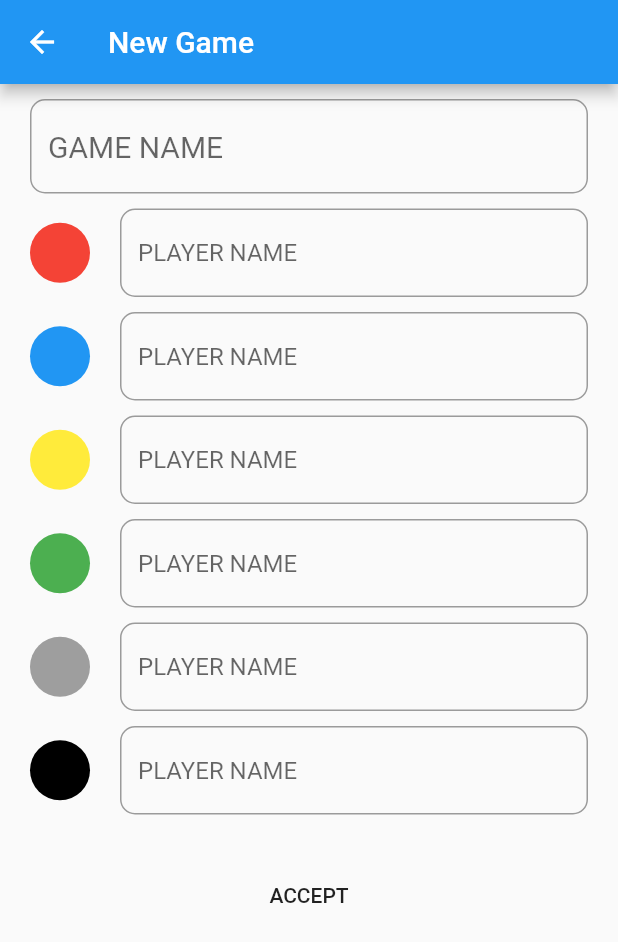
After one commit to rijkdw/carcassonne-score-app, a Flutter app: the screen it shows after launch, after a tap on the "more vert" icon, after a tap on the "add" icon, on a phone screen of 412 x 824 dp. The commit adds this screen. Shown: the top 942 px of the screen. Run offline on Flutter 3.47's test engine with Material 2 defaults, Android fonts, the phone set to English and light mode, and no system bars.

Commit message:
Lots of work done; mostly interface for creating new Game

```diff
--- /dev/null
+++ b/lib/forms/new_game_form.dart
@@ -0,0 +1,121 @@
+import 'package:carcassonne_score_app/managers/games_manager.dart';
+import 'package:carcassonne_score_app/objects/game.dart';
+import 'package:flutter/material.dart';
+import 'package:flutter/widgets.dart';
+import 'package:provider/provider.dart';
+
+import '../utils/colour_utils.dart' as colour_utils;
+import '../utils/bool_utils.dart' as bool_utils;
+import '../utils/list_utils.dart' as list_utils;
+
+class NewGameForm extends StatefulWidget {
+  @override
+  _NewGameFormState createState() => _NewGameFormState();
+}
+
+class _NewGameFormState extends State<NewGameForm> {
+  var formKey = GlobalKey();
+  var gameNameTextEditingController = TextEditingController();
+  var playerNameTextEditingControllers = List.generate(6, (index) => TextEditingController());
+
+  var colours = ['Red', 'Blue', 'Yellow', 'Green', 'Gray', 'Black'];
+
+  bool hasEnoughPlayers() {
+    return list_utils.count(playerNameTextEditingControllers.map((c) => c.text.isNotEmpty).toList(), true) >= 2;
+  }
+
+  bool hasGameName() => gameNameTextEditingController.text.isNotEmpty;
+
+  void acceptInputs() {
+    var playerNames = <String>[];
+    var playerColours = <String>[];
+    for (var i = 0; i < 6; i++) {
+      if (playerNameTextEditingControllers[i].text.isNotEmpty) {
+        playerNames.add(playerNameTextEditingControllers[i].text);
+        playerColours.add(colours[i]);
+      }
+    }
+    var newGame = Game(
+      name: gameNameTextEditingController.text,
+      playerNames: playerNames,
+      playerColours: playerColours,
+    );
+    Provider.of<GamesManager>(context, listen: false).addNewGame(newGame);
+    Navigator.of(context).pop();
+  }
+
+  void reportErroneousInputs() {
+    String message;
+    if (!hasGameName()) {
+      message = 'Enter a game name.';
+    } else if (!hasEnoughPlayers()) {
+      message = 'Can\'t play with less than two players.';
+    }
+    Scaffold.of(context).showSnackBar(SnackBar(
+      content: Text(message),
+    ));
+  }
+
+  @override
+  Widget build(BuildContext context) {
+    var fieldDecoration = InputDecoration(
+      hintText: 'GAME NAME',
+      border: OutlineInputBorder(
+        borderRadius: BorderRadius.all(Radius.circular(10)),
+      ),
+    );
+
+    var gameNameFieldDecoration = fieldDecoration.copyWith(hintText: 'GAME NAME', hintStyle: TextStyle(fontSize: 20));
+    var playerNameFieldDecoration =
+        fieldDecoration.copyWith(hintText: 'PLAYER NAME', hintStyle: TextStyle(fontSize: 16));
+
+    return Form(
+      key: formKey,
+      child: SingleChildScrollView(
+        child: Column(
+          mainAxisSize: MainAxisSize.min,
+          // crossAxisAlignment: CrossAxisAlignment.start,
+          children: [
+            TextFormField(
+              controller: gameNameTextEditingController,
+              decoration: gameNameFieldDecoration,
+            ),
+            SizedBox(height: 10),
+            ...List.generate(6, (index) {
+              return Container(
+                margin: EdgeInsets.only(bottom: 10),
+                child: Row(
+                  mainAxisSize: MainAxisSize.min,
+                  mainAxisAlignment: MainAxisAlignment.spaceBetween,
+                  children: [
+                    CircleAvatar(
+                      backgroundColor: colour_utils.fromText(colours[index]),
+                    ),
+                    SizedBox(width: 20),
+                    Expanded(
+                      child: TextFormField(
+                        decoration: playerNameFieldDecoration,
+                        controller: playerNameTextEditingControllers[index],
+                      ),
+                    ),
+                  ],
+                ),
+              );
+            }),
+            SizedBox(height: 20),
+            FlatButton(
+              child: Text('ACCEPT'),
+              onPressed: () {
+                if (hasGameName() && hasEnoughPlayers()) {
+                  acceptInputs();
+                } else {
+                  reportErroneousInputs();
+                }
+              },
+            ),
+          ],
+        ),
+      ),
+    );
+  }
+}
--- a/lib/managers/games_manager.dart
+++ b/lib/managers/games_manager.dart
@@ -1,34 +1,54 @@
 import 'package:carcassonne_score_app/objects/game.dart';
+import 'package:carcassonne_score_app/objects/score_entries/city_score_entry.dart';
+import 'package:carcassonne_score_app/objects/score_entries/cloister_score_entry.dart';
+import 'package:carcassonne_score_app/objects/score_entries/road_score_entry.dart';
+import 'package:carcassonne_score_app/objects/score_entries/score_entry.dart';
 import 'package:flutter/foundation.dart';
 
 class GamesManager extends ChangeNotifier {
-
   // -------------------------------------------------------------------------------------------------
   // attributes
   // -------------------------------------------------------------------------------------------------
 
   List<Game> games;
 
-
   // -------------------------------------------------------------------------------------------------
   // constructor
   // -------------------------------------------------------------------------------------------------
 
   GamesManager({this.games}) {
-    games ??= <Game>[
-      Game(
-        name: 'Friday Night Game',
-        playerNames: ['Rijk', 'Liza'],
-        playerColours: ['blue', 'red'],
-      )
+    var dummyScoreEntries = <ScoreEntry>[
+      CityScoreEntry(followersCount: ['Rijk'], numSegments: 2),
+      RoadScoreEntry(followersCount: ['Liza'], numSegments: 2),
+      CloisterScoreEntry(numTiles: 8, followersCount: ['Liza'])
     ];
+    var game = Game(
+      name: 'Friday Night Game',
+      playerNames: ['Rijk', 'Liza'],
+      playerColours: ['blue', 'red'],
+    );
+    for (var scoreEntry in dummyScoreEntries) {
+      game.addScoreEntry(scoreEntry);
+    }
+    games ??= <Game>[game];
   }
 
+  // -------------------------------------------------------------------------------------------------
+  // methods
+  // -------------------------------------------------------------------------------------------------
+
+  void addNewGame(Game newGame) {
+    games.add(newGame);
+    notifyListeners();
+  }
+
+  void deleteGame(Game game) {
+    games.remove(game);
+    notifyListeners();
+  }
 
   // -------------------------------------------------------------------------------------------------
   // JSON
   // -------------------------------------------------------------------------------------------------
 
-
-
 }
--- a/lib/objects/game.dart
+++ b/lib/objects/game.dart
@@ -1,3 +1,5 @@
+import 'dart:convert';
+
 import 'package:flutter/material.dart';
 
 import 'player.dart';
@@ -22,11 +24,17 @@ class Game extends ChangeNotifier {
   // constructors & factories
   // ------------------------------------------------------------
 
-  Game({this.name='New game', this.playerNames, this.playerColours}) {
+  Game({this.name='New game', this.playerNames, this.playerColours, this.scoreEntries}) {
     playerNames ??= <String>[];
     playerColours ??= <String>[];
-    scoreEntries = [];
+    scoreEntries ??= <ScoreEntry>[];
   }
+
+  factory Game.dummy() => Game(
+    name: 'Dummy Game',
+    playerColours: ['Red', 'Blue'],
+    playerNames: ['Liza', 'Rijk'],
+  );
 
   // ------------------------------------------------------------
   // methods
@@ -42,23 +50,68 @@ class Game extends ChangeNotifier {
     notifyListeners();
   }
 
+  List<ScoreEntry> getScoreEntriesBenefitting(String playerName) {
+    var returnList = <ScoreEntry>[];
+    for (var scoreEntry in scoreEntries) {
+      if (scoreEntry.scoreMap.containsKey(playerName)) {
+        returnList.add(scoreEntry);
+      }
+    }
+    return returnList;
+  }
+
 
   // ------------------------------------------------------------
   // getters
   // ------------------------------------------------------------
 
   Map<String, int> get namesToScores {
-    return Map<String, int>.from(map_utils.accumulateMaps(scoreEntries.map((e) => e.scoreMap).toList()));
+    var map = Map<String, int>.from(map_utils.accumulateMaps(scoreEntries.map((e) => e.scoreMap).toList()));
+    for (var name in playerNames) {
+      if (!map.keys.contains(name)) {
+        map[name] = 0;
+      }
+    }
+    return map;
   }
 
   List<Player> get players {
     var namesToScoresSaved = namesToScores;
-    return List.generate(playerNames.length, (i) {
+    var players = List.generate(playerNames.length, (i) {
       return Player(
         name: playerNames[i],
         colour: playerColours[i],
         score: namesToScoresSaved[playerNames[i]],
       );
     });
+    players.sort((a, b) => -a.score.compareTo(b.score));
+    return players;
   }
+
+  // -------------------------------------------------------------------------------------------------
+  // JSON
+  // -------------------------------------------------------------------------------------------------
+
+  factory Game.fromJSON(Map<String, dynamic> jsonMap) {
+    var name = jsonMap['name'];
+    var playerNames = List<String>.from(jsonMap['player_names']);
+    var playerColours = List<String>.from(jsonMap['player_colours']);
+    var scoreEntries = List<ScoreEntry>.from(jsonMap['score_entries'].map((submap) => ScoreEntry.fromJSON(submap)).toList());
+    return Game(
+      name: name,
+      playerNames: playerNames,
+      playerColours: playerColours,
+      scoreEntries: scoreEntries,
+    );
+  }
+
+  Map<String, dynamic> toJSON() {
+    return {
+      'name': name,
+      'player_names': playerNames,
+      'player_colours': playerColours,
+      'score_entries': scoreEntries.map((scoreEntry) => scoreEntry.toJSON()).toList(),
+    };
+  }
+
 }
--- a/lib/screens/games_list_screen.dart
+++ b/lib/screens/games_list_screen.dart
@@ -1,3 +1,4 @@
+import 'package:carcassonne_score_app/screens/new_game_screen.dart';
 import 'package:carcassonne_score_app/widgets/list_views/games_list_view.dart';
 import 'package:flutter/material.dart';
 
@@ -8,7 +9,15 @@ class GamesListScreen extends StatelessWidget {
       appBar: AppBar(
         title: Text('Games'),
       ),
-      body: GamesListView()
+      body: GamesListView(),
+      floatingActionButton: FloatingActionButton(
+        child: Icon(Icons.add),
+        onPressed: () {
+          Navigator.of(context).push(MaterialPageRoute(builder: (context) {
+            return NewGameScreen();
+          }));
+        },
+      ),
     );
   }
 }
--- /dev/null
+++ b/lib/screens/new_game_screen.dart
@@ -0,0 +1,18 @@
+import 'package:carcassonne_score_app/forms/new_game_form.dart';
+import 'package:flutter/cupertino.dart';
+import 'package:flutter/material.dart';
+
+class NewGameScreen extends StatelessWidget {
+  @override
+  Widget build(BuildContext context) {
+    return Scaffold(
+      appBar: AppBar(
+        title: Text('New Game'),
+      ),
+      body: Container(
+        padding: EdgeInsets.symmetric(horizontal: 20, vertical: 10),
+        child: NewGameForm(),
+      ),
+    );
+  }
+}
--- /dev/null
+++ b/lib/screens/player_score_explanation_screen.dart
@@ -0,0 +1,27 @@
+import 'package:carcassonne_score_app/objects/game.dart';
+import 'package:carcassonne_score_app/objects/player.dart';
+import 'package:flutter/material.dart';
+import 'package:provider/provider.dart';
+
+import '../utils/list_utils.dart' as list_utils;
+
+
+class PlayerScoreExplanationScreen extends StatelessWidget {
+  @override
+  Widget build(BuildContext context) {
+    var player = Provider.of<Player>(context);
+    var game = Provider.of<Game>(context);
+    return Scaffold(
+      appBar: AppBar(
+        title: Text("${player.name} in ${game.name}"),
+      ),
+      body: ListView(
+        children: list_utils.intersperse(game.getScoreEntriesBenefitting(player.name).map((scoreEntry) {
+          return ListTile(
+            title: Text(scoreEntry.toString()),
+          );
+        }).toList(), () => Divider()),
+      ),
+    );
+  }
+}
--- /dev/null
+++ b/lib/utils/colour_utils.dart
@@ -0,0 +1,29 @@
+import 'package:flutter/material.dart';
+
+
+Color fromText(String colourName) {
+  colourName = colourName.toLowerCase();
+  var colourMap = {
+    "red": Colors.red,
+    "blue": Colors.blue,
+    "green": Colors.green,
+    "yellow": Colors.yellow,
+    "grey": Colors.grey,
+    "gray": Colors.grey,
+    "black": Colors.black
+  };
+  return colourMap[colourName];
+}
+
+Color highContrastColourTo(String colourName) {
+  var highContrastColourMap = {
+    "red": Colors.white,
+    "blue": Colors.white,
+    "green": Colors.white,
+    "yellow": Colors.black,
+    "gray": Colors.white,
+    "grey": Colors.white,
+    "black": Colors.white,
+  };
+  return highContrastColourMap[colourName];
+}
--- a/lib/widgets/list_tiles/game_list_tile.dart
+++ b/lib/widgets/list_tiles/game_list_tile.dart
@@ -1,3 +1,4 @@
+import 'package:carcassonne_score_app/managers/games_manager.dart';
 import 'package:carcassonne_score_app/objects/game.dart';
 import 'package:carcassonne_score_app/screens/game_screen.dart';
 import 'package:flutter/material.dart';
@@ -9,7 +10,16 @@ class GameListTile extends StatelessWidget {
     var game = Provider.of<Game>(context);
     return ListTile(
       title: Text(game.name),
-      trailing: Icon(Icons.more_vert),
+      trailing: InkWell(
+        child: Container(
+          padding: EdgeInsets.all(4),
+          child: Icon(Icons.more_vert),
+        ),
+        onTap: () {
+          Scaffold.of(context).showSnackBar(SnackBar(content: Text('Deleted game \"${game.name}\".')));
+          Provider.of<GamesManager>(context, listen: false).deleteGame(game);
+        },
+      ),
       onTap: () {
         Navigator.of(context).push(MaterialPageRoute(builder: (context) {
           return ChangeNotifierProvider.value(
--- /dev/null
+++ b/lib/widgets/list_tiles/player_list_tile.dart
@@ -0,0 +1,36 @@
+import 'package:carcassonne_score_app/objects/game.dart';
+import 'package:carcassonne_score_app/objects/player.dart';
+import 'package:carcassonne_score_app/screens/player_score_explanation_screen.dart';
+import 'package:flutter/material.dart';
+import 'package:provider/provider.dart';
+
+import '../../utils/colour_utils.dart' as colour_utils;
+
+class PlayerListTile extends StatelessWidget {
+  @override
+  Widget build(BuildContext context) {
+    var game = Provider.of<Game>(context);
+    var player = Provider.of<Player>(context);
+    return ListTile(
+      leading: CircleAvatar(
+        backgroundColor: colour_utils.fromText(player.colour),
+        child: Text(
+          '${player.score}',
+          style: TextStyle(color: colour_utils.highContrastColourTo(player.colour)),
+        ),
+      ),
+      title: Text(player.name),
+      onTap: () {
+        Navigator.of(context).push(MaterialPageRoute(builder: (context) {
+          return MultiProvider(
+            providers: [
+              ChangeNotifierProvider.value(value: game),
+              Provider.value(value: player),
+            ],
+            child: PlayerScoreExplanationScreen(),
+          );
+        }));
+      },
+    );
+  }
+}
--- /dev/null
+++ b/lib/widgets/list_views/players_list_view.dart
@@ -0,0 +1,19 @@
+import 'package:carcassonne_score_app/objects/game.dart';
+import 'package:carcassonne_score_app/widgets/list_tiles/player_list_tile.dart';
+import 'package:flutter/material.dart';
+import 'package:provider/provider.dart';
+
+class PlayersListView extends StatelessWidget {
+  @override
+  Widget build(BuildContext context) {
+    var game = Provider.of<Game>(context);
+    return ListView(
+      children: game.players.map((player) {
+        return Provider.value(
+          value: player,
+          child: PlayerListTile(),
+        );
+      }).toList(),
+    );
+  }
+}
```
Also changed, not shown: lib/objects/score_entries/city_score_entry.dart (+6 -1 lines), lib/objects/score_entries/cloister_score_entry.dart (+6 -2 lines), lib/objects/score_entries/road_score_entry.dart (+7 -1 lines), lib/objects/score_entries/score_entry.dart (+12 -0 lines), lib/screens/game_screen.dart (+7 -0 lines), lib/utils/bool_utils.dart (added, +13 -0 lines), lib/utils/list_utils.dart (+23 -1 lines).
